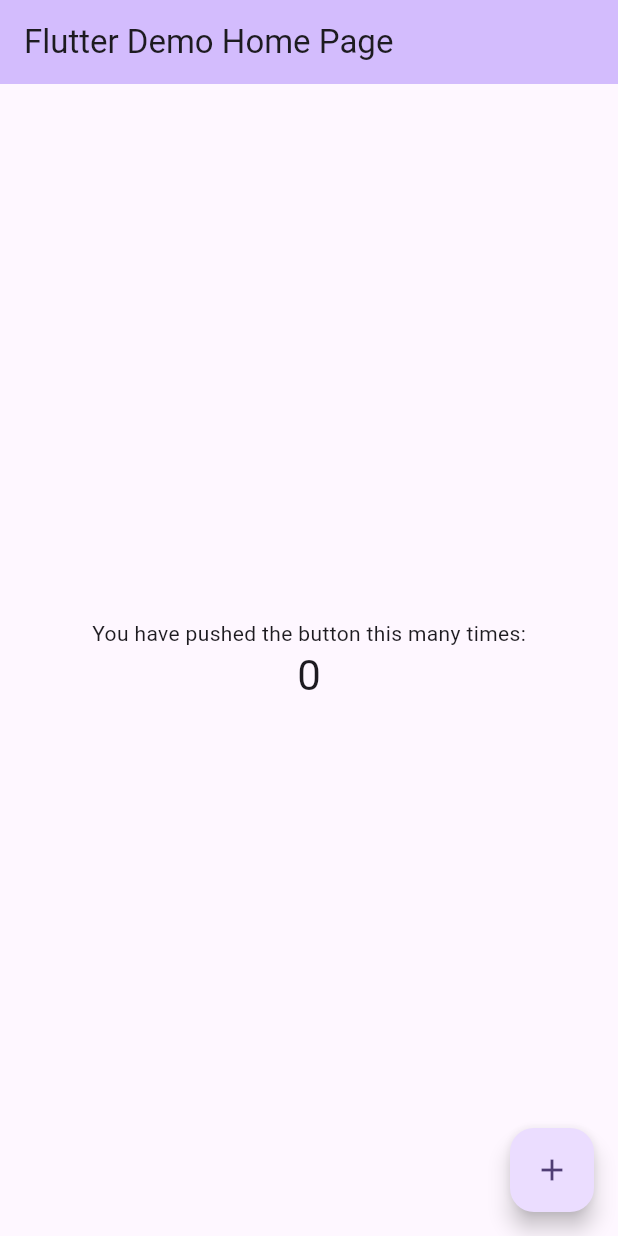
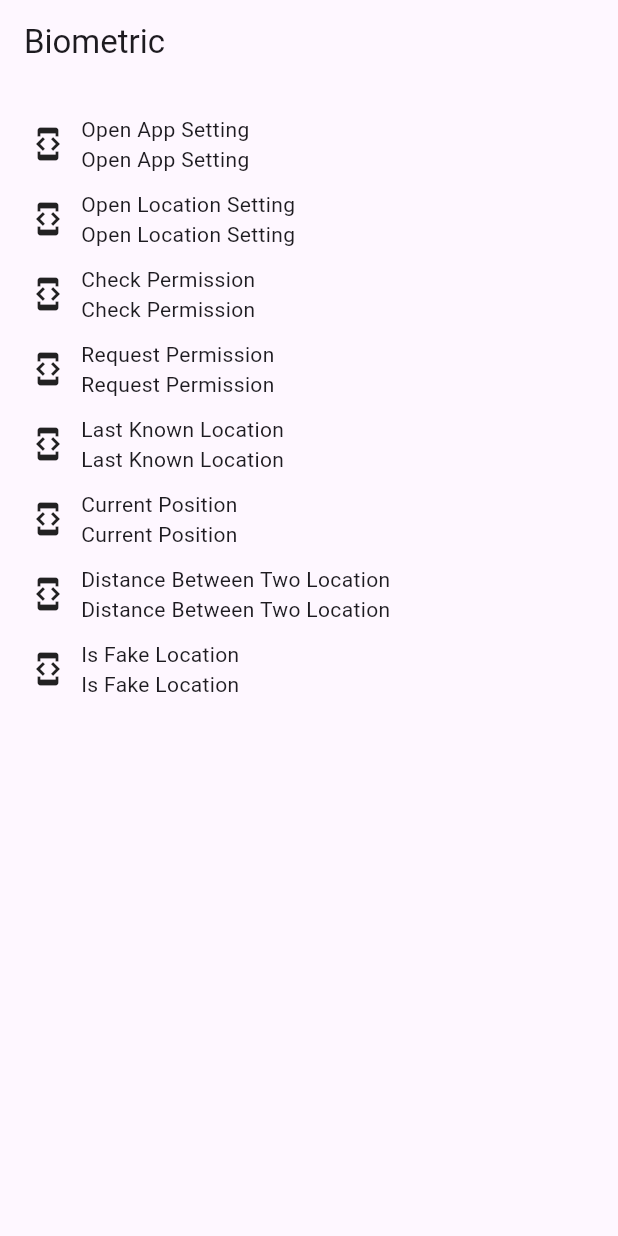
Before and after one commit to fadlurahmanfdev/flutter_feature_location, a Flutter app: the screen it shows after launch, on a phone screen of 412 x 824 dp. Run offline on Flutter 3.47's test engine with Material 3 defaults, Android fonts, the phone set to English and light mode, and no system bars; our stand-ins replace geolocator, google_maps_flutter; missing offline and left inert: detect_fake_location, flutter_osm_plugin, safe_device.

Commit message:
update readme geolocator

```diff
--- /dev/null
+++ b/flutter_feature_geolocator/example/lib/data/dto/model/feature_model.dart
@@ -0,0 +1,11 @@
+class FeatureModel {
+  String title;
+  String desc;
+  String key;
+
+  FeatureModel({
+    required this.title,
+    required this.desc,
+    required this.key,
+  });
+}
--- a/flutter_feature_geolocator/example/lib/main.dart
+++ b/flutter_feature_geolocator/example/lib/main.dart
@@ -1,17 +1,28 @@
+import 'dart:developer';
+
+import 'package:example/data/dto/model/feature_model.dart';
 import 'package:flutter/material.dart';
+import 'package:flutter_feature_geolocator/flutter_feature_geolocator.dart';
+import 'package:flutter_feature_geolocator/geolocator.dart';
+
+import 'presentation/widget/feature_widget.dart';
 
 void main() {
   runApp(const MyApp());
 }
 
-class MyApp extends StatelessWidget {
+class MyApp extends StatefulWidget {
   const MyApp({super.key});
 
-  // This widget is the root of your application.
+  @override
+  State<MyApp> createState() => _MyAppState();
+}
+
+class _MyAppState extends State<MyApp> {
   @override
   Widget build(BuildContext context) {
     return MaterialApp(
-      title: 'Flutter Demo',
+      title: 'Flutter Feature Biometric',
       theme: ThemeData(
         // This is the theme of your application.
         //
@@ -31,22 +42,13 @@ class MyApp extends StatelessWidget {
         colorScheme: ColorScheme.fromSeed(seedColor: Colors.deepPurple),
         useMaterial3: true,
       ),
-      home: const MyHomePage(title: 'Flutter Demo Home Page'),
+      home: const MyHomePage(title: 'Flutter Feature Biometric'),
     );
   }
 }
 
 class MyHomePage extends StatefulWidget {
   const MyHomePage({super.key, required this.title});
-
-  // This widget is the home page of your application. It is stateful, meaning
-  // that it has a State object (defined below) that contains fields that affect
-  // how it looks.
-
-  // This class is the configuration for the state. It holds the values (in this
-  // case the title) provided by the parent (in this case the App widget) and
-  // used by the build method of the State. Fields in a Widget subclass are
-  // always marked "final".
 
   final String title;
 
@@ -55,71 +57,108 @@ class MyHomePage extends StatefulWidget {
 }
 
 class _MyHomePageState extends State<MyHomePage> {
-  int _counter = 0;
+  late FeatureGeoLocatorRepository featureGeoLocator;
+  List<FeatureModel> features = [
+    FeatureModel(
+      title: 'Open App Setting',
+      desc: 'Open App Setting',
+      key: 'OPEN_APP_SETTING',
+    ),
+    FeatureModel(
+      title: 'Open Location Setting',
+      desc: 'Open Location Setting',
+      key: 'OPEN_LOCATION_SETTING',
+    ),
+    FeatureModel(
+      title: 'Check Permission',
+      desc: 'Check Permission',
+      key: 'CHECK_PERMISSION',
+    ),
+    FeatureModel(
+      title: 'Request Permission',
+      desc: 'Request Permission',
+      key: 'REQUEST_PERMISSION',
+    ),
+    FeatureModel(
+      title: 'Last Known Location',
+      desc: 'Last Known Location',
+      key: 'LAST_KNOWN_LOCATION',
+    ),
+    FeatureModel(
+      title: 'Current Position',
+      desc: 'Current Position',
+      key: 'CURRENT_POSITION',
+    ),
+    FeatureModel(
+      title: 'Distance Between Two Location',
+      desc: 'Distance Between Two Location',
+      key: 'DISTANCE_BETWEEN_TWO_LOCATION',
+    ),
+    FeatureModel(
+      title: 'Is Fake Location',
+      desc: 'Is Fake Location',
+      key: 'IS_FAKE_LOCATION',
+    ),
+  ];
 
-  void _incrementCounter() {
-    setState(() {
-      // This call to setState tells the Flutter framework that something has
-      // changed in this State, which causes it to rerun the build method below
-      // so that the display can reflect the updated values. If we changed
-      // _counter without calling setState(), then the build method would not be
-      // called again, and so nothing would appear to happen.
-      _counter++;
-    });
+  @override
+  void initState() {
+    super.initState();
+    featureGeoLocator = FeatureGeoLocator();
   }
 
   @override
   Widget build(BuildContext context) {
-    // This method is rerun every time setState is called, for instance as done
-    // by the _incrementCounter method above.
-    //
-    // The Flutter framework has been optimized to make rerunning build methods
-    // fast, so that you can just rebuild anything that needs updating rather
-    // than having to individually change instances of widgets.
     return Scaffold(
-      appBar: AppBar(
-        // TRY THIS: Try changing the color here to a specific color (to
-        // Colors.amber, perhaps?) and trigger a hot reload to see the AppBar
-        // change color while the other colors stay the same.
-        backgroundColor: Theme.of(context).colorScheme.inversePrimary,
-        // Here we take the value from the MyHomePage object that was created by
-        // the App.build method, and use it to set our appbar title.
-        title: Text(widget.title),
+      appBar: AppBar(title: const Text('Biometric')),
+      body: ListView.builder(
+        padding: const EdgeInsets.symmetric(horizontal: 20, vertical: 10),
+        itemCount: features.length,
+        itemBuilder: (_, index) {
+          final feature = features[index];
+          return GestureDetector(
+            onTap: () async {
+              switch (feature.key) {
+                case "OPEN_APP_SETTING":
+                  featureGeoLocator.openAppSetting();
+                  break;
+                case "OPEN_LOCATION_SETTING":
+                  featureGeoLocator.openLocationSettings();
+                  break;
+                case "CHECK_PERMISSION":
+                  final res = await featureGeoLocator.checkPermission();
+                  log("permission result: $res");
+                  break;
+                case "REQUEST_PERMISSION":
+                  final res = await featureGeoLocator.requestPermission();
+                  log("permission result: $res");
+                  break;
+                case "LAST_KNOWN_LOCATION":
+                  final lastKnownLocation = await featureGeoLocator.getLastKnownLocation();
+                  log("last known: ${lastKnownLocation?.longitude} & ${lastKnownLocation?.longitude}");
+                  break;
+                case "CURRENT_POSITION":
+                  final locationSettings = LocationSettings(
+                    accuracy: LocationAccuracy.high,
+                    timeLimit: Duration(seconds: 60),
+                  );
+                  final currentPosition = await featureGeoLocator.getCurrentPosition(locationSettings: locationSettings);
+                  log("current position: ${currentPosition.latitude} & ${currentPosition.longitude}");
+                  break;
+                case "DISTANCE_BETWEEN_TWO_LOCATION":
+                  final distance = featureGeoLocator.distanceBetween(startLatitude: -6.1719, startLongitude: 106.8229, endLatitude: -6.373102, endLongitude: 106.834625);
+                  log("distance: $distance");
+                  break;
+                case "IS_FAKE_LOCATION":
+                  final isFakeLocation = featureGeoLocator.isFakeLocation();
+                  log("isFakeLocation: $isFakeLocation");
+                  break;
+              }
+            },
+            child: ItemFeatureWidget(feature: feature),
+          );
+        },
       ),
-      body: Center(
-        // Center is a layout widget. It takes a single child and positions it
-        // in the middle of the parent.
-        child: Column(
-          // Column is also a layout widget. It takes a list of children and
-          // arranges them vertically. By default, it sizes itself to fit its
-          // children horizontally, and tries to be as tall as its parent.
-          //
-          // Column has various properties to control how it sizes itself and
-          // how it positions its children. Here we use mainAxisAlignment to
-          // center the children vertically; the main axis here is the vertical
-          // axis because Columns are vertical (the cross axis would be
-          // horizontal).
-          //
-          // TRY THIS: Invoke "debug painting" (choose the "Toggle Debug Paint"
-          // action in the IDE, or press "p" in the console), to see the
-          // wireframe for each widget.
-          mainAxisAlignment: MainAxisAlignment.center,
-          children: <Widget>[
-            const Text(
-              'You have pushed the button this many times:',
-            ),
-            Text(
-              '$_counter',
-              style: Theme.of(context).textTheme.headlineMedium,
-            ),
-          ],
-        ),
-      ),
-      floatingActionButton: FloatingActionButton(
-        onPressed: _incrementCounter,
-        tooltip: 'Increment',
-        child: const Icon(Icons.add),
-      ), // This trailing comma makes auto-formatting nicer for build methods.
     );
   }
 }
--- /dev/null
+++ b/flutter_feature_geolocator/example/lib/presentation/widget/feature_widget.dart
@@ -0,0 +1,32 @@
+import 'package:example/data/dto/model/feature_model.dart';
+import 'package:flutter/material.dart';
+
+class ItemFeatureWidget extends StatelessWidget {
+  final FeatureModel feature;
+  const ItemFeatureWidget({
+    super.key,
+    required this.feature,
+  });
+
+  @override
+  Widget build(BuildContext context) {
+    return Container(
+      margin: EdgeInsets.only(top: 10),
+      child: Row(
+        children: [
+          Icon(Icons.developer_mode),
+          SizedBox(width: 10),
+          Expanded(
+            child: Column(
+              crossAxisAlignment: CrossAxisAlignment.start,
+              children: [
+                Text(feature.title),
+                Text(feature.desc),
+              ],
+            ),
+          )
+        ],
+      ),
+    );
+  }
+}
--- a/flutter_feature_geolocator/example/pubspec.yaml
+++ b/flutter_feature_geolocator/example/pubspec.yaml
@@ -35,9 +35,14 @@ dependencies:
   # Use with the CupertinoIcons class for iOS style icons.
   cupertino_icons: ^1.0.8
 
+  flutter_feature_geolocator:
+    path: ../
+
 dev_dependencies:
   flutter_test:
     sdk: flutter
+
+  change_app_package_name: ^1.4.0
 
   # The "flutter_lints" package below contains a set of recommended lints to
   # encourage good coding practices. The lint set provided by the package is
--- a/flutter_feature_geolocator/lib/src/feature_geolocator.dart
+++ b/flutter_feature_geolocator/lib/src/feature_geolocator.dart
@@ -1,8 +1,9 @@
+import 'package:detect_fake_location/detect_fake_location.dart';
 import 'package:flutter_feature_geolocator/src/geolocator_repository.dart';
 import 'package:geolocator/geolocator.dart';
+import 'package:safe_device/safe_device.dart';
 
 class FeatureGeoLocator extends FeatureGeoLocatorRepository {
-
   /// Returns a [Future] containing a [bool] value indicating whether location
   /// services are enabled on the device.
   @override
@@ -45,7 +46,7 @@ class FeatureGeoLocator extends FeatureGeoLocatorRepository {
   /// A [PermissionRequestInProgressException] is thrown if permissions are
   /// requested while an earlier request has not yet been completed.
   @override
-  Future<void> requestPermission() {
+  Future<LocationPermission> requestPermission() {
     return Geolocator.requestPermission();
   }
 
@@ -57,7 +58,7 @@ class FeatureGeoLocator extends FeatureGeoLocatorRepository {
   /// this parameter is ignored.
   /// When no position is available, null is returned.
   @override
-  Future<void> getLastKnownLocation({bool useNewerFusedLocationProvider = true}) {
+  Future<Position?> getLastKnownLocation({bool useNewerFusedLocationProvider = true}) {
     bool useOldVersionLocationManager = !useNewerFusedLocationProvider;
     return Geolocator.getLastKnownPosition(forceAndroidLocationManager: useOldVersionLocationManager);
   }
@@ -120,7 +121,7 @@ class FeatureGeoLocator extends FeatureGeoLocatorRepository {
   /// Requests a tradeoff that favors highly accurate locations at the possible
   /// expense of additional power usage.
   @override
-  Future<void> getCurrentPosition({LocationSettings? locationSettings}) {
+  Future<Position> getCurrentPosition({LocationSettings? locationSettings}) {
     return Geolocator.getCurrentPosition(locationSettings: locationSettings);
   }
 
@@ -131,8 +132,22 @@ class FeatureGeoLocator extends FeatureGeoLocatorRepository {
   /// supplied coordinates [startLatitude], [startLongitude], [endLatitude] and
   /// [endLongitude] should be supplied in degrees.
   @override
-  double distanceBetween({required double startLatitude, required double startLongitude, required double endLatitude, required double endLongitude}) {
+  double distanceBetween({
+    required double startLatitude,
+    required double startLongitude,
+    required double endLatitude,
+    required double endLongitude,
+  }) {
     return Geolocator.distanceBetween(startLatitude, startLongitude, endLatitude, endLongitude);
   }
 
+  /// Calculates the distance between the supplied coordinates in meters.
+  ///
+  /// Return [bool] true if fake location detected, otherwise it will return false
+  @override
+  Future<bool> isFakeLocation() async {
+    final isFakeLocation1 = await DetectFakeLocation().detectFakeLocation();
+    final isFakeLocation2 = await SafeDevice.isMockLocation;
+    return isFakeLocation1 || isFakeLocation2;
+  }
 }
--- a/flutter_feature_geolocator/lib/src/geolocator_repository.dart
+++ b/flutter_feature_geolocator/lib/src/geolocator_repository.dart
@@ -30,7 +30,7 @@ abstract class FeatureGeoLocatorRepository {
   /// AndroidManifest.xml on Android or the Info.plist on iOS).
   /// A [PermissionRequestInProgressException] is thrown if permissions are
   /// requested while an earlier request has not yet been completed.
-  Future<void> requestPermission();
+  Future<LocationPermission> requestPermission();
 
   /// Returns the last known position stored on the users device.
   ///
@@ -39,7 +39,7 @@ abstract class FeatureGeoLocatorRepository {
   /// passing true to the [forceAndroidLocationManager] parameter. On iOS
   /// this parameter is ignored.
   /// When no position is available, null is returned.
-  Future<void> getLastKnownLocation({bool useNewerFusedLocationProvider = true});
+  Future<Position?> getLastKnownLocation({bool useNewerFusedLocationProvider = true});
 
   /// Returns the current position.
   ///
@@ -98,7 +98,7 @@ abstract class FeatureGeoLocatorRepository {
   /// [LocationAccuracy.high]+ -> [PRIORITY_HIGH_ACCURACY](https://developers.google.com/android/reference/com/google/android/gms/location/Priority#public-static-final-int-priority_high_accuracy):
   /// Requests a tradeoff that favors highly accurate locations at the possible
   /// expense of additional power usage.
-  Future<void> getCurrentPosition({LocationSettings? locationSettings});
+  Future<Position> getCurrentPosition({LocationSettings? locationSettings});
 
   /// Calculates the distance between the supplied coordinates in meters.
   ///
@@ -112,4 +112,9 @@ abstract class FeatureGeoLocatorRepository {
     required double endLatitude,
     required double endLongitude,
   });
+
+  /// Calculates the distance between the supplied coordinates in meters.
+  ///
+  /// Return [bool] true if fake location detected, otherwise it will return false
+  Future<bool> isFakeLocation();
 }
--- a/flutter_feature_geolocator/pubspec.yaml
+++ b/flutter_feature_geolocator/pubspec.yaml
@@ -1,7 +1,7 @@
 name: flutter_feature_geolocator
-description: "A new Flutter package project."
+description: "Flutter Library to simplified geolocator"
 version: 0.0.1
-homepage:
+homepage: https://github.com/fadlurahmanfdev/flutter_feature_location
 
 environment:
   sdk: '>=3.0.0 <4.0.0'
@@ -11,7 +11,9 @@ dependencies:
   flutter:
     sdk: flutter
 
+  detect_fake_location: ^2.1.0
   geolocator: ^13.0.2
+  safe_device: ^1.2.0
 
 dev_dependencies:
   flutter_test:
```
Also changed, not shown: flutter_feature_geolocator/example/pubspec.lock, 8 other files.
